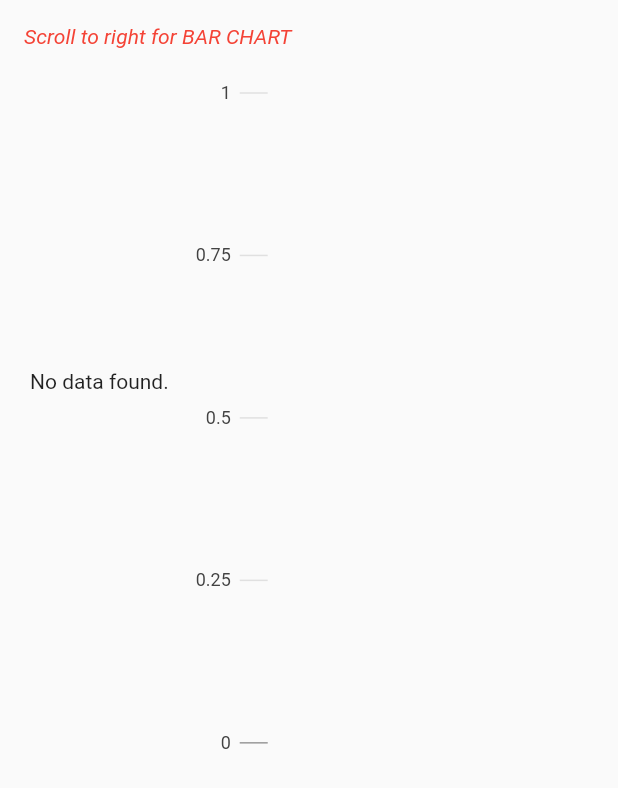
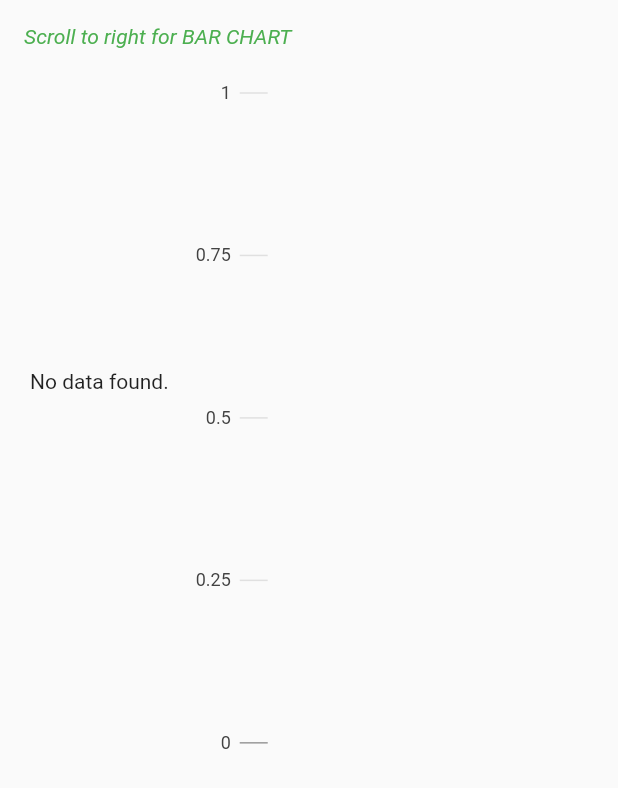
Before and after one commit to vishvanathaa/iSpent_2.0, a Flutter app: the Report widget shown alone on an empty page, opened directly, on a phone screen of 412 x 824 dp. Shown: the top 788 px of the screen. Run offline on Flutter 3.47's test engine with Material 2 defaults, Android fonts, the phone set to English and light mode, and no system bars; our stand-ins replace charts_flutter, datetime_picker_formfield, jiffy, pie_chart, shared_preferences, sqflite; accounts and stored records are empty.

```diff
--- a/lib/report.dart
+++ b/lib/report.dart
@@ -136,7 +136,7 @@ class _ReportState extends State<Report> {
                     Padding(
                         padding: EdgeInsets.all(16.0),
                         child: Text("Scroll to right for BAR CHART",
-                          style: TextStyle(fontStyle: FontStyle.italic,color: Colors.red,),
+                          style: TextStyle(fontStyle: FontStyle.italic,color: Colors.green,),
                         )),
                     Row(
                       mainAxisSize: MainAxisSize.min,
--- a/pubspec.yaml
+++ b/pubspec.yaml
@@ -11,7 +11,7 @@ description: A new Flutter project.
 # In iOS, build-name is used as CFBundleShortVersionString while build-number used as CFBundleVersion.
 # Read more about iOS versioning at
 # https://developer.apple.com/library/archive/documentation/General/Reference/InfoPlistKeyReference/Articles/CoreFoundationKeys.html
-version: 2.0.0+2
+version: 3.0.1+5
 
 environment:
   sdk: ">=2.1.0 <3.0.0"
```
Also changed, not shown: lib/addExpenseCategory.dart (added), lib/database/model/category.dart (added), 1 other file.
